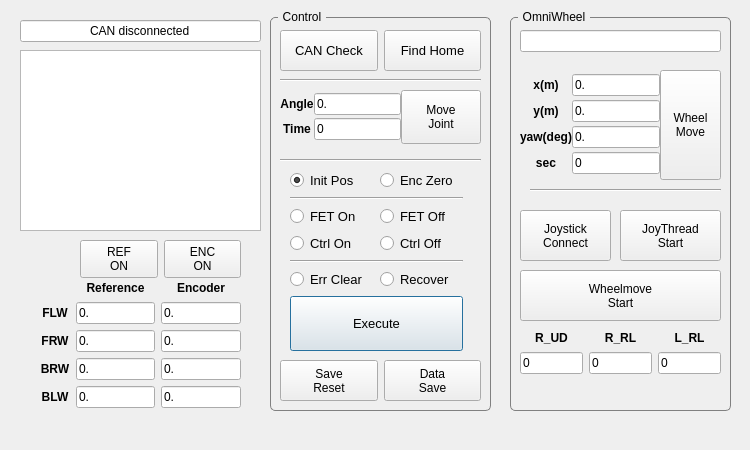
Old version of the form rb5_gui/CANDialog.ui in the repository KAIST-Hubo-Lab/PODO_rb5_wrs.
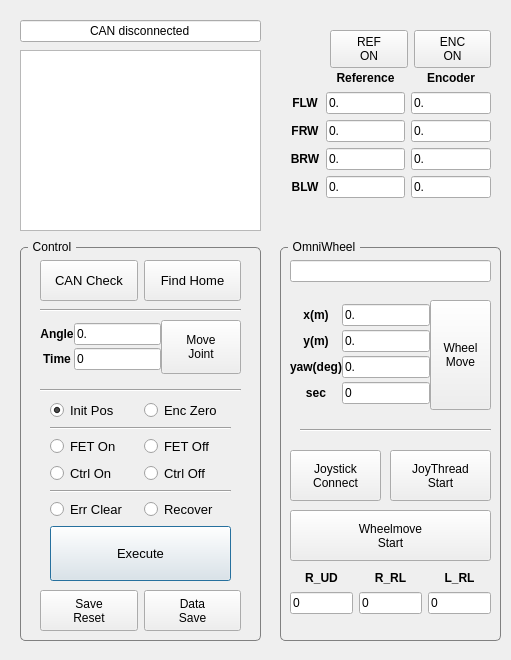
New version of the form.

Diff of the .ui file:
```diff
--- a/rb5_gui/CANDialog.ui
+++ b/rb5_gui/CANDialog.ui
@@ -6,8 +6,8 @@
    <rect>
     <x>0</x>
     <y>0</y>
-    <width>750</width>
-    <height>450</height>
+    <width>511</width>
+    <height>660</height>
    </rect>
   </property>
   <property name="windowTitle">
@@ -26,9 +26,9 @@
   <widget class="QGroupBox" name="groupBox">
    <property name="geometry">
     <rect>
-     <x>270</x>
-     <y>10</y>
-     <width>221</width>
+     <x>20</x>
+     <y>240</y>
+     <width>241</width>
      <height>401</height>
     </rect>
    </property>
@@ -53,9 +53,9 @@
    <widget class="QWidget" name="layoutWidget">
     <property name="geometry">
      <rect>
-      <x>20</x>
+      <x>30</x>
       <y>160</y>
-      <width>173</width>
+      <width>181</width>
       <height>181</height>
      </rect>
     </property>
@@ -239,7 +239,7 @@
    <widget class="QWidget" name="layoutWidget">
     <property name="geometry">
      <rect>
-      <x>10</x>
+      <x>20</x>
       <y>20</y>
       <width>201</width>
       <height>41</height>
@@ -287,7 +287,7 @@
    <widget class="QWidget" name="layoutWidget">
     <property name="geometry">
      <rect>
-      <x>10</x>
+      <x>20</x>
       <y>80</y>
       <width>201</width>
       <height>54</height>
@@ -366,7 +366,7 @@
    <widget class="Line" name="line_2">
     <property name="geometry">
      <rect>
-      <x>10</x>
+      <x>20</x>
       <y>140</y>
       <width>201</width>
       <height>20</height>
@@ -379,7 +379,7 @@
    <widget class="Line" name="line_4">
     <property name="geometry">
      <rect>
-      <x>10</x>
+      <x>20</x>
       <y>60</y>
       <width>201</width>
       <height>20</height>
@@ -389,10 +389,10 @@
      <enum>Qt::Horizontal</enum>
     </property>
    </widget>
-   <widget class="QWidget" name="">
+   <widget class="QWidget" name="layoutWidget">
     <property name="geometry">
      <rect>
-      <x>10</x>
+      <x>20</x>
       <y>350</y>
       <width>201</width>
       <height>41</height>
@@ -449,8 +449,8 @@
   <widget class="QWidget" name="layoutWidget">
    <property name="geometry">
     <rect>
-     <x>40</x>
-     <y>280</y>
+     <x>290</x>
+     <y>70</y>
      <width>201</width>
      <height>128</height>
     </rect>
@@ -613,8 +613,8 @@
   <widget class="QWidget" name="layoutWidget">
    <property name="geometry">
     <rect>
-     <x>80</x>
-     <y>240</y>
+     <x>330</x>
+     <y>30</y>
      <width>161</width>
      <height>38</height>
     </rect>
@@ -653,8 +653,8 @@
   <widget class="QGroupBox" name="groupBox_2">
    <property name="geometry">
     <rect>
-     <x>510</x>
-     <y>10</y>
+     <x>280</x>
+     <y>240</y>
      <width>221</width>
      <height>401</height>
     </rect>
@@ -681,7 +681,7 @@
     <property name="geometry">
      <rect>
       <x>110</x>
-      <y>200</y>
+      <y>210</y>
       <width>101</width>
       <height>51</height>
      </rect>
@@ -695,7 +695,7 @@
     <property name="geometry">
      <rect>
       <x>10</x>
-      <y>200</y>
+      <y>210</y>
       <width>91</width>
       <height>51</height>
      </rect>
@@ -709,7 +709,7 @@
     <property name="geometry">
      <rect>
       <x>10</x>
-      <y>260</y>
+      <y>270</y>
       <width>201</width>
       <height>51</height>
      </rect>
@@ -723,7 +723,7 @@
     <property name="geometry">
      <rect>
       <x>10</x>
-      <y>320</y>
+      <y>330</y>
       <width>201</width>
       <height>44</height>
      </rect>
@@ -959,7 +959,7 @@
     <property name="geometry">
      <rect>
       <x>20</x>
-      <y>170</y>
+      <y>180</y>
       <width>191</width>
       <height>20</height>
      </rect>
```
